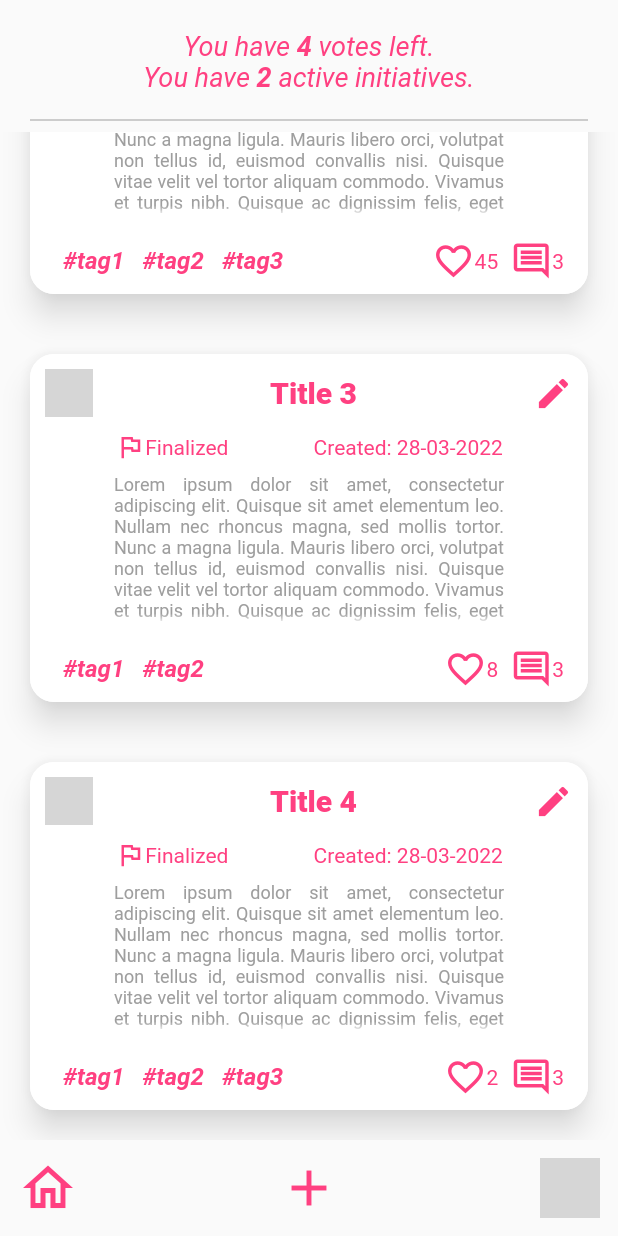
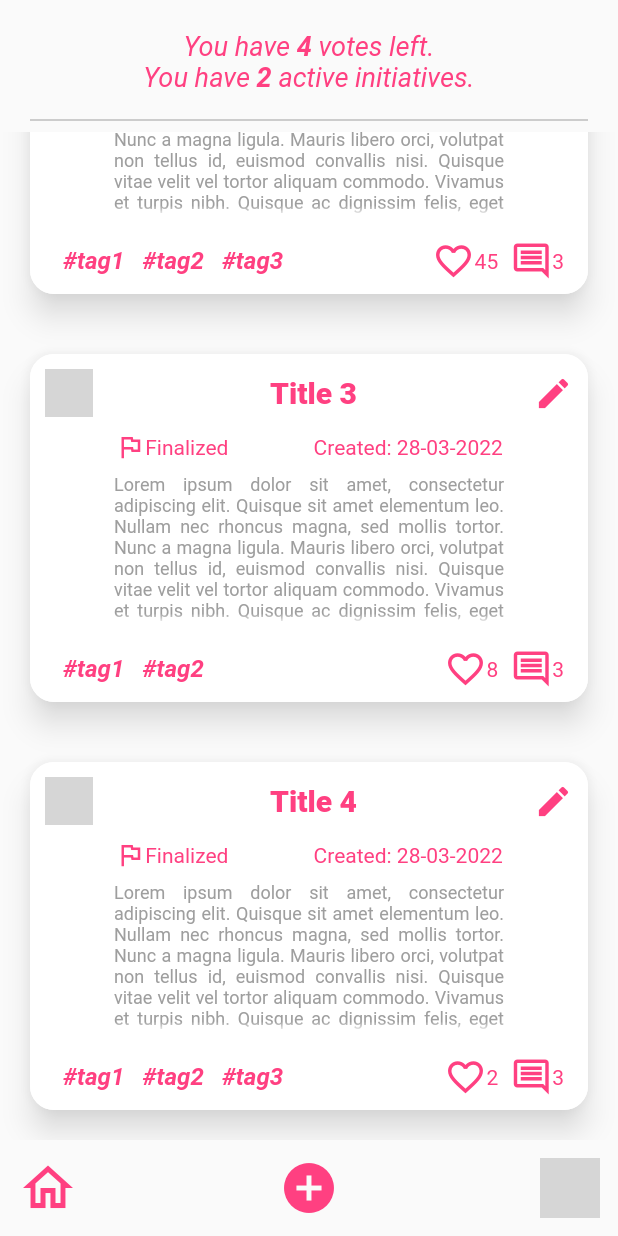
Before and after one commit to migly93/workplace_improver_mobile, a Flutter app: the screen it shows after launch, scrolled down 416 dp, on a phone screen of 412 x 824 dp. Run offline on Flutter 3.47's test engine with Material 2 defaults, Android fonts, the phone set to English and light mode, and no system bars; our stand-ins replace get_it; network calls fail; grey boxes are pictures that could not be loaded.

Commit message:
changed add initiative icon

```diff
--- a/lib/widgets/bottom_bar/bottom_bar.dart
+++ b/lib/widgets/bottom_bar/bottom_bar.dart
@@ -16,7 +16,7 @@ class BottomBar extends StatelessWidget {
       child: Row(
         children: [
           const BottomBarIcon(Icons.home_outlined),
-          const BottomBarIcon(Icons.add_outlined),
+          const BottomBarIcon(Icons.add_circle_outlined),
           UserCircle(_user, 20),
         ],
         mainAxisAlignment: MainAxisAlignment.spaceBetween,
```
